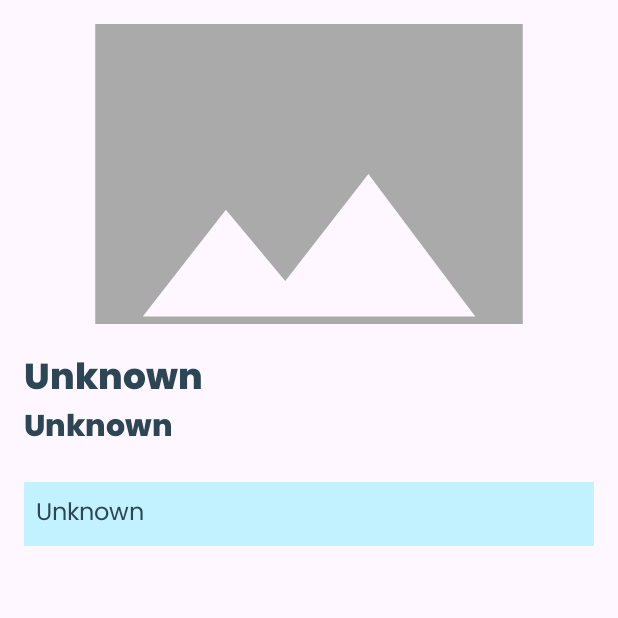
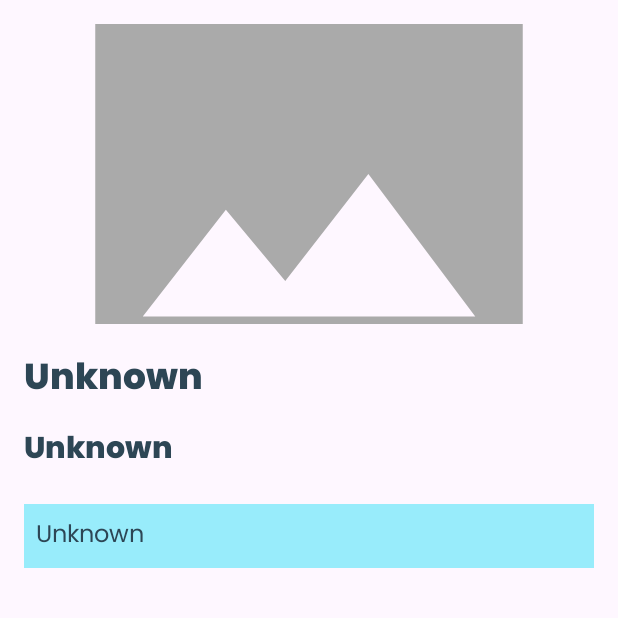
Before and after one commit to Kulinerin-Bangkit-Team-2024/Mobile-Development, an Android app: the ResultActivity screen opened directly, with no data from a screen before it, on a phone screen of 412 x 824 dp, the top half of it. Run offline under Robolectric (Android 15) with nearby library versions, the phone set to English and light mode, and no system bars; pictures from the network do not load; 1 statement that could not run was skipped.

Commit message:
Debugging 1.

```diff
--- a/app/src/main/java/com/bangkit/capstone/kulinerin/ui/activity/ScanActivity.kt
+++ b/app/src/main/java/com/bangkit/capstone/kulinerin/ui/activity/ScanActivity.kt
@@ -5,7 +5,7 @@ import android.content.Intent
 import android.content.pm.PackageManager
 import android.net.Uri
 import android.os.Bundle
-import android.util.Log
+import android.view.View
 import android.widget.Toast
 import androidx.activity.result.PickVisualMediaRequest
 import androidx.activity.result.contract.ActivityResultContracts
@@ -132,9 +132,9 @@ class ScanActivity : AppCompatActivity() {
     }
 
     private fun sendImageToResult(uri: Uri) {
-        binding.progressBar.visibility = android.view.View.VISIBLE
+        binding.progressBar.visibility = View.VISIBLE
         val file = uriToFile(uri) ?: run {
-            Log.e("ScanActivity", "Failed to convert URI to File")
+        binding.progressBar.visibility = View.GONE
             Toast.makeText(this, "Failed to process the image", Toast.LENGTH_SHORT).show()
             return
         }
@@ -170,9 +170,7 @@ class ScanActivity : AppCompatActivity() {
     }
 
     private fun uploadImage(file: File, uri: Uri) {
-        binding.progressBar.apply {
-            visibility = android.view.View.VISIBLE
-        }
+        binding.progressBar.visibility = View.VISIBLE
 
         val mimeType = contentResolver.getType(uri) ?: "image/jpeg"
 
@@ -187,7 +185,7 @@ class ScanActivity : AppCompatActivity() {
         val call = apiService.uploadImage("Bearer $token", part)
         call.enqueue(object : Callback<ScanFoodResponse> {
             override fun onResponse(call: Call<ScanFoodResponse>, response: Response<ScanFoodResponse>) {
-                binding.progressBar.visibility = android.view.View.GONE
+                binding.progressBar.visibility = View.GONE
                 if (response.isSuccessful) {
                     val responseBody = response.body()
                     if (responseBody != null) {
@@ -208,7 +206,7 @@ class ScanActivity : AppCompatActivity() {
             }
 
             override fun onFailure(call: Call<ScanFoodResponse>, t: Throwable) {
-                binding.progressBar.visibility = android.view.View.GONE
+                binding.progressBar.visibility = View.GONE
                 Toast.makeText(this@ScanActivity, "${t.message}", Toast.LENGTH_LONG).show()
             }
         })
--- a/app/src/main/res/layout/activity_detail_food.xml
+++ b/app/src/main/res/layout/activity_detail_food.xml
@@ -76,7 +76,7 @@
                 style="@style/CaptionStyle"
                 android:justificationMode="inter_word"
                 android:text="@string/food_description"
-                android:background="@color/background_blue"
+                android:background="?attr/colorSecondary"
                 android:padding="8dp"/>
 
         </LinearLayout>
--- a/app/src/main/res/layout/activity_result.xml
+++ b/app/src/main/res/layout/activity_result.xml
@@ -1,5 +1,6 @@
 <?xml version="1.0" encoding="utf-8"?>
-<androidx.constraintlayout.widget.ConstraintLayout xmlns:android="http://schemas.android.com/apk/res/android"
+<androidx.constraintlayout.widget.ConstraintLayout
+    xmlns:android="http://schemas.android.com/apk/res/android"
     xmlns:app="http://schemas.android.com/apk/res-auto"
     xmlns:tools="http://schemas.android.com/tools"
     android:id="@+id/main"
@@ -7,32 +8,36 @@
     android:layout_height="match_parent"
     tools:context=".ui.activity.ResultActivity">
 
-    <!-- TODO: Buat back button, Put. -->
+    <ScrollView
+        android:layout_width="0dp"
+        android:layout_height="0dp"
+        android:fillViewport="true"
+        app:layout_constraintTop_toTopOf="parent"
+        app:layout_constraintBottom_toBottomOf="parent"
+        app:layout_constraintStart_toStartOf="parent"
+        app:layout_constraintEnd_toEndOf="parent">
+
+        <LinearLayout
+            android:layout_width="match_parent"
+            android:layout_height="wrap_content"
+            android:orientation="vertical"
+            android:padding="16dp">
 
             <ImageView
                 android:id="@+id/iv_result"
                 android:layout_width="match_parent"
                 android:layout_height="200dp"
-        app:layout_constraintTop_toTopOf="parent"
-        app:layout_constraintStart_toStartOf="parent"
-        app:layout_constraintEnd_toEndOf="parent"
                 android:contentDescription="@string/food_image_description"
                 app:srcCompat="@drawable/ic_place_holder"
-        android:layout_marginStart="16dp"
-        android:layout_marginEnd="16dp"
-        android:layout_marginTop="16dp"
                 android:scaleType="centerCrop"/>
 
             <TextView
                 android:id="@+id/tv_food_name"
                 style="@style/SubtitleStyle"
-        android:layout_width="420dp"
-        android:layout_height="36dp"
-        android:layout_marginHorizontal="16dp"
+                android:layout_width="match_parent"
+                android:layout_height="wrap_content"
                 android:layout_marginTop="16dp"
-        android:text="@string/food_name"
-        app:layout_constraintStart_toStartOf="parent"
-        app:layout_constraintTop_toBottomOf="@id/iv_result" />
+                android:text="@string/food_name" />
 
             <TextView
                 android:id="@+id/tv_food_region"
@@ -40,26 +45,20 @@
                 android:layout_height="wrap_content"
                 style="@style/WelcomeStyle"
                 android:text="@string/food_region"
-        app:layout_constraintTop_toBottomOf="@id/tv_food_name"
-        app:layout_constraintStart_toStartOf="parent"
-        android:layout_marginHorizontal="16dp"/>
+                android:layout_marginTop="8dp"/>
 
             <TextView
                 android:id="@+id/tv_food_description"
                 style="@style/CaptionStyle"
                 android:layout_width="match_parent"
                 android:layout_height="wrap_content"
-        android:layout_marginEnd="16dp"
-        android:layout_marginStart="16dp"
                 android:layout_marginTop="18dp"
                 android:text="@string/food_description"
-        android:justificationMode="inter_word"
-        app:layout_constraintEnd_toEndOf="parent"
-        app:layout_constraintHorizontal_bias="0.0"
-        app:layout_constraintStart_toStartOf="@id/tv_food_region"
-        app:layout_constraintTop_toBottomOf="@id/tv_food_region"
-        android:background="@color/background_blue"
-        android:padding="8dp"/>
+                android:background="?attr/colorSecondary"
+                android:padding="8dp"
+                android:justificationMode="inter_word" />
+        </LinearLayout>
+    </ScrollView>
 
     <ProgressBar
         android:id="@+id/progress_bar"
@@ -70,6 +69,6 @@
         app:layout_constraintEnd_toEndOf="parent"
         app:layout_constraintTop_toTopOf="parent"
         app:layout_constraintBottom_toBottomOf="parent"
-        android:visibility="gone"/>
+        android:visibility="gone" />
 
 </androidx.constraintlayout.widget.ConstraintLayout>
--- a/app/src/main/res/values/themes.xml
+++ b/app/src/main/res/values/themes.xml
@@ -6,7 +6,7 @@
         <item name="colorPrimary">@color/light_blue</item>
         <item name="colorOnPrimary">@color/light_blue</item>
 
-        <item name="colorSecondary">@color/light_blue</item>
+        <item name="colorSecondary">@color/white_blue</item>
 
         <item name="colorTertiary">@color/light_blue</item>
 
```
Lines whose indentation alone changed are shown as unchanged.
